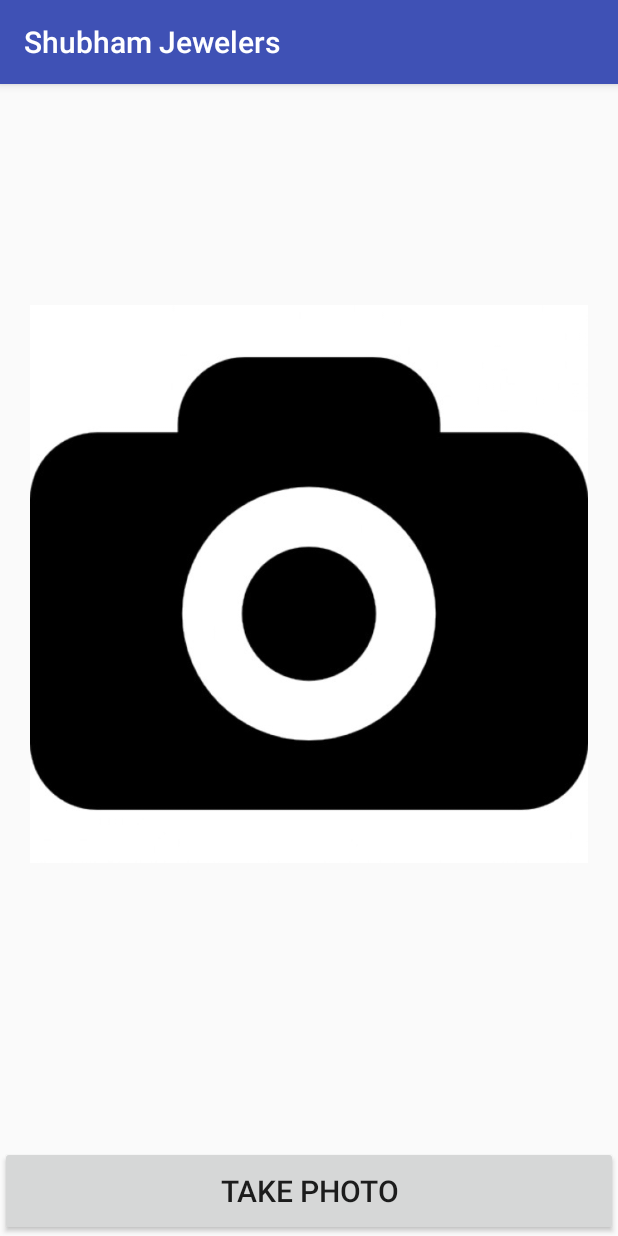
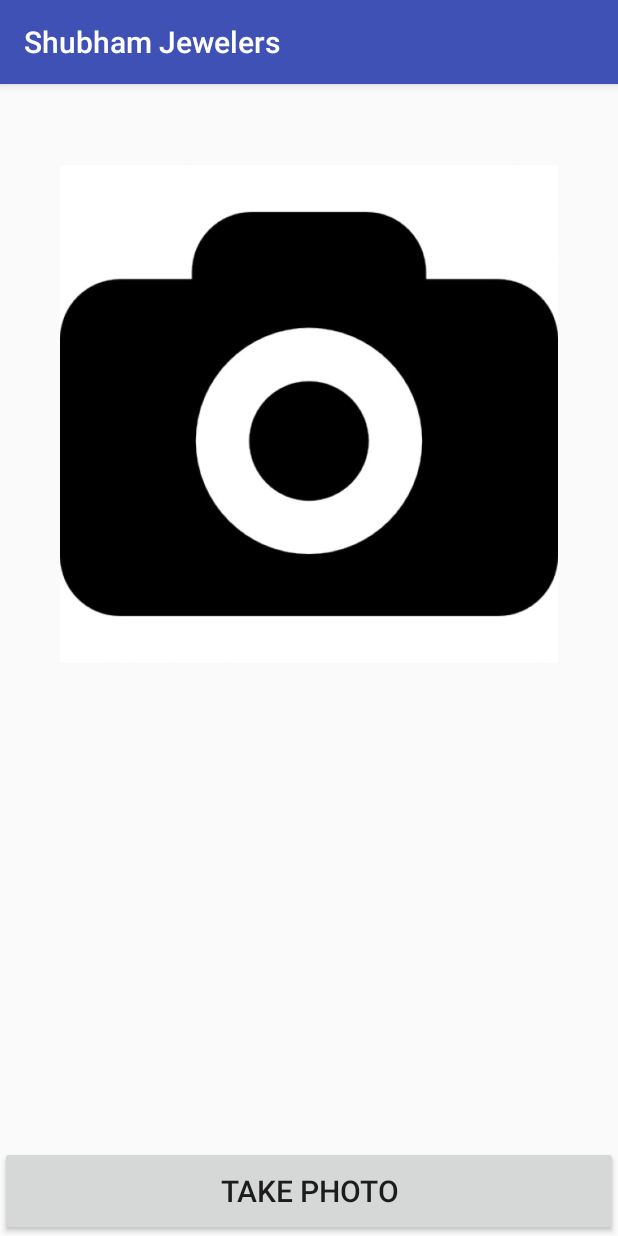
Before and after one commit to eals/ShuvamJewelers, an Android app: the fragment FragmentTab2 shown on its own in the app's theme, on a phone screen of 412 x 824 dp. Run offline under Robolectric (Android 15) with nearby library versions, the phone set to English and light mode, and no system bars.

Commit message:
okey maile basic layouts redesign gare hai

```diff
--- a/app/src/main/AndroidManifest.xml
+++ b/app/src/main/AndroidManifest.xml
@@ -3,6 +3,10 @@
     package="com.example.b50i7d.shuvamjewellers">
 
     <uses-permission android:name="android.permission.INTERNET" />
+    <uses-permission android:name="android.permission.CAMERA" />
+    <uses-permission android:name="android.permission.WRITE_EXTERNAL_STORAGE" />
+    <uses-feature android:name="android.hardware.camera" />
+    <uses-feature android:name="android.hardware.camera.autofocus" />
 
     <application
         android:allowBackup="true"
--- a/app/src/main/java/com/example/b50i7d/shuvamjewellers/MainActivity.java
+++ b/app/src/main/java/com/example/b50i7d/shuvamjewellers/MainActivity.java
@@ -41,7 +41,7 @@
             @Override
             public void onItemClicked(RecyclerView recyclerView, int position, View v) {
                 final UserInfo info = list.get(position);
-                Intent intent = new Intent(MainActivity.this, FinalBillActivity.class);
+                Intent intent = new Intent(MainActivity.this, FinalActivity.class);
                 intent.putExtra("names",info.name);
                 intent.putExtra("no",info.no);
                 intent.putExtra("pan_no",info.pan_no);
--- a/app/src/main/java/com/example/b50i7d/shuvamjewellers/Total_activity.java
+++ b/app/src/main/java/com/example/b50i7d/shuvamjewellers/Total_activity.java
@@ -101,7 +101,7 @@
 
         dbhelper.insertUser(cv);
         Toast.makeText(this,discountValue,Toast.LENGTH_SHORT).show();
-        Intent intent = new Intent(Total_activity.this,FinalBillActivity.class);
+        Intent intent = new Intent(Total_activity.this,FinalActivity.class);
         intent.putExtra("names",nameValue);
         intent.putExtra("pan_no",pan_noValue);
         intent.putExtra("date",dateValue);
--- a/app/src/main/res/layout/list_item_layout.xml
+++ b/app/src/main/res/layout/list_item_layout.xml
@@ -6,8 +6,9 @@
         android:padding="20dp"
         android:id="@+id/cameraImage"
         android:layout_marginBottom="100dp"
-        android:layout_width="match_parent"
-        android:layout_height="wrap_content"
+        android:layout_width="400dp"
+        android:layout_margin="20dp"
+        android:layout_height="400dp"
         android:src="@drawable/camera"
         />
     <Button
```
Also changed, not shown: app/src/main/java/com/example/b50i7d/shuvamjewellers/ItemListActivity.java (+0 -16 lines), app/src/main/res/layout/final_bill_layout.xml (+8 -0 lines).
